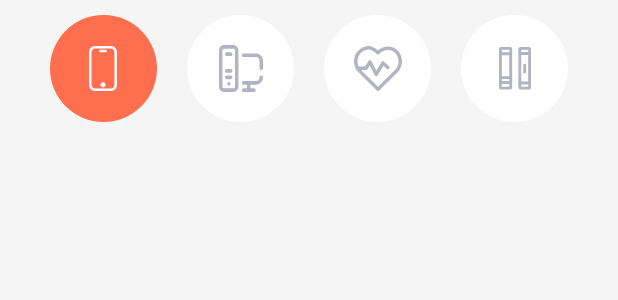
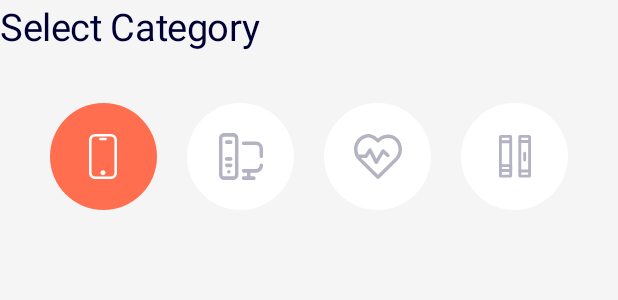
Before and after one commit to Abraham-Manukian/testshop, an Android app: the layout fragment_select_category.xml on its own in the app's theme, with its tools: preview values and no code run, on a phone screen of 412 x 824 dp. Shown: the top 300 px of the screen. Run offline under Robolectric (Android 15) with nearby library versions, the phone set to English and light mode, and no system bars.

```diff
--- a/app/build.gradle
+++ b/app/build.gradle
@@ -45,6 +45,7 @@ dependencies {
     testImplementation 'junit:junit:4.13.2'
     androidTestImplementation 'androidx.test.ext:junit:1.1.3'
     androidTestImplementation 'androidx.test.espresso:espresso-core:3.4.0'
+    implementation 'com.github.akshaaatt:Sliding-Carousel:1.0.4'
 
 
 }
--- a/app/src/main/java/com/example/testshop/MainActivity.kt
+++ b/app/src/main/java/com/example/testshop/MainActivity.kt
@@ -2,12 +2,14 @@ package com.example.testshop
 
 import androidx.appcompat.app.AppCompatActivity
 import android.os.Bundle
+import com.example.testshop.screen_main.hot_sales
 import com.example.testshop.screen_main.select_category
 
 class MainActivity : AppCompatActivity() {
     override fun onCreate(savedInstanceState: Bundle?) {
         super.onCreate(savedInstanceState)
         setContentView(R.layout.activity_main)
-        supportFragmentManager.beginTransaction().replace(R.id.placeHolder, select_category.newInstance()).commit()
+        supportFragmentManager.beginTransaction().replace(R.id.select, select_category.fragment1()).commit()
+        supportFragmentManager.beginTransaction().replace(R.id.hot, hot_sales.fragment2()).commit()
     }
 }
--- a/app/src/main/res/layout/fragment_select_category.xml
+++ b/app/src/main/res/layout/fragment_select_category.xml
@@ -1,5 +1,6 @@
 <?xml version="1.0" encoding="utf-8"?>
-<androidx.constraintlayout.widget.ConstraintLayout xmlns:android="http://schemas.android.com/apk/res/android"
+<androidx.constraintlayout.widget.ConstraintLayout
+    xmlns:android="http://schemas.android.com/apk/res/android"
     xmlns:app="http://schemas.android.com/apk/res-auto"
     xmlns:tools="http://schemas.android.com/tools"
     android:layout_width="match_parent"
@@ -8,18 +9,31 @@
     android:background="@color/background">
 
 
+    <TextView
+        android:id="@+id/select_cate"
+        android:layout_width="wrap_content"
+        android:layout_height="wrap_content"
+        android:layout_alignParentStart="true"
+        android:layout_alignParentTop="true"
+        android:text="@string/select_cate"
+        android:textAppearance="@style/select_cate"
+        app:layout_constraintStart_toStartOf="parent"
+        app:layout_constraintTop_toTopOf="parent"
+        tools:ignore="MissingConstraints" />
+
     <HorizontalScrollView
         android:id="@+id/horizontalScrollView"
         android:layout_width="match_parent"
         android:layout_height="wrap_content"
+        android:layout_marginTop="24dp"
         app:layout_constraintEnd_toEndOf="parent"
         app:layout_constraintHorizontal_bias="0.5"
         app:layout_constraintStart_toStartOf="parent"
-        app:layout_constraintTop_toTopOf="parent"
-        tools:ignore="MissingConstraints">
+        app:layout_constraintTop_toBottomOf="@+id/select_cate"
+        tools:ignore="MissingConstraints,UnknownId">
 
         <LinearLayout
-            android:layout_width="match_parent"
+            android:layout_width="wrap_content"
             android:layout_height="match_parent"
             android:layout_gravity="center"
             android:orientation="horizontal">
--- a/app/src/main/res/values/strings.xml
+++ b/app/src/main/res/values/strings.xml
@@ -2,4 +2,5 @@
     <string name="app_name">testshop</string>
     <!-- TODO: Remove or change this placeholder text -->
     <string name="hello_blank_fragment">Hello blank fragment</string>
+    <string name="select_cate">Select Category</string>
 </resources>
--- a/app/src/main/res/values/styles.xml
+++ b/app/src/main/res/values/styles.xml
@@ -3,4 +3,9 @@
     <style name="select_category_button">
         <item name="android:buttonStyle">@drawable/button_select_category_off</item>
     </style>
+    <style name="select_cate">
+        <item name="android:textSize">25sp</item>
+        <item name="android:letterSpacing">-0.01</item>
+        <item name="android:textColor">#010035</item>
+    </style>
 </resources>
--- a/settings.gradle
+++ b/settings.gradle
@@ -1,8 +1,10 @@
+
 pluginManagement {
     repositories {
         gradlePluginPortal()
         google()
         mavenCentral()
+
     }
 }
 dependencyResolutionManagement {
@@ -10,6 +12,7 @@ dependencyResolutionManagement {
     repositories {
         google()
         mavenCentral()
+        maven { url 'https://jitpack.io' }
     }
 }
 rootProject.name = "testshop"
```
Also changed, not shown: app/src/main/java/com/example/testshop/screen_main/hot_sales.kt (+19 -39 lines), app/src/main/java/com/example/testshop/screen_main/select_category.kt (+2 -11 lines), app/src/main/res/layout/activity_main.xml (+21 -1 lines), app/src/main/res/layout/fragment_hot_sales.xml (+12 -7 lines).
